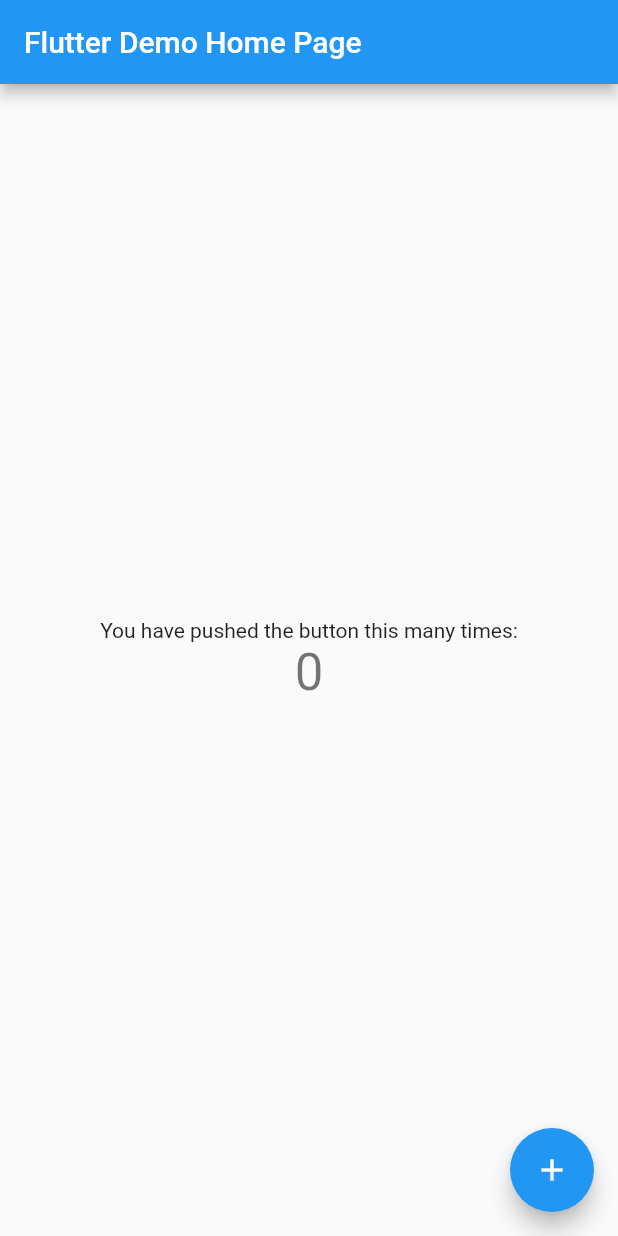
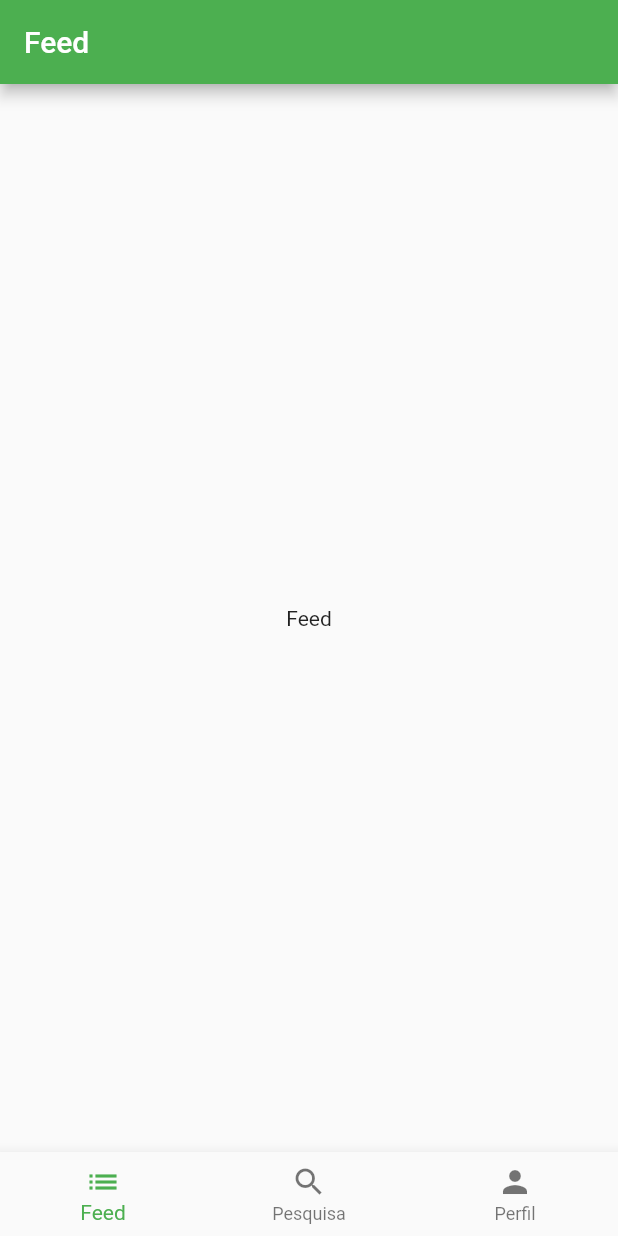
Before and after one commit to adoniaspp/IdFlorestal, a Flutter app: the screen it shows after launch, on a phone screen of 412 x 824 dp. Run offline on Flutter 3.47's test engine with Material 2 defaults, Android fonts, the phone set to English and light mode, and no system bars.

Commit message:
pesquisa iniciada

```diff
--- /dev/null
+++ b/lib/feed.dart
@@ -0,0 +1,15 @@
+import 'package:flutter/material.dart';
+
+class Feed extends StatelessWidget {
+  @override
+  Widget build(BuildContext context) {
+    return Center(
+      child: Column(
+        mainAxisAlignment: MainAxisAlignment.center,
+        children: <Widget>[
+          Text("Feed"),
+        ],
+      ),
+    );
+  }
+}
--- a/lib/main.dart
+++ b/lib/main.dart
@@ -1,111 +1,62 @@
 import 'package:flutter/material.dart';
+import './feed.dart';
+import './pesquisa.dart';
+import './perfil.dart';
 
-void main() => runApp(MyApp());
+void main() => runApp(IdFlorestalApp());
 
-class MyApp extends StatelessWidget {
+class IdFlorestalApp extends StatelessWidget {
   // This widget is the root of your application.
   @override
   Widget build(BuildContext context) {
     return MaterialApp(
-      title: 'Flutter Demo',
+      title: 'IdFlorestal',
       theme: ThemeData(
-        // This is the theme of your application.
-        //
-        // Try running your application with "flutter run". You'll see the
-        // application has a blue toolbar. Then, without quitting the app, try
-        // changing the primarySwatch below to Colors.green and then invoke
-        // "hot reload" (press "r" in the console where you ran "flutter run",
-        // or simply save your changes to "hot reload" in a Flutter IDE).
-        // Notice that the counter didn't reset back to zero; the application
-        // is not restarted.
-        primarySwatch: Colors.blue,
+        primarySwatch: Colors.green,
       ),
-      home: MyHomePage(title: 'Flutter Demo Home Page'),
+      home: Main(),
     );
   }
 }
 
-class MyHomePage extends StatefulWidget {
-  MyHomePage({Key key, this.title}) : super(key: key);
-
-  // This widget is the home page of your application. It is stateful, meaning
-  // that it has a State object (defined below) that contains fields that affect
-  // how it looks.
-
-  // This class is the configuration for the state. It holds the values (in this
-  // case the title) provided by the parent (in this case the App widget) and
-  // used by the build method of the State. Fields in a Widget subclass are
-  // always marked "final".
-
-  final String title;
-
+class Main extends StatefulWidget {
   @override
-  _MyHomePageState createState() => _MyHomePageState();
+  MainState createState() => MainState();
 }
 
-class _MyHomePageState extends State<MyHomePage> {
-  int _counter = 0;
+class MainState extends State<Main> {
+  int _selectedIndex = 0;
+  final _indexTitleMap = <int, String>{
+    0: "Feed",
+    1: "Pesquisa",
+    2: "Perfil"
+  };
+  final _indexWidgetMap = <int, Widget>{
+    0: Feed(),
+    1: Pesquisa(),
+    2: Perfil()
+  };
 
-  void _incrementCounter() {
-    setState(() {
-      // This call to setState tells the Flutter framework that something has
-      // changed in this State, which causes it to rerun the build method below
-      // so that the display can reflect the updated values. If we changed
-      // _counter without calling setState(), then the build method would not be
-      // called again, and so nothing would appear to happen.
-      _counter++;
-    });
-  }
+  String getCurrentTitle() => _indexTitleMap[_selectedIndex];
+  Widget getCurrentWidget() => _indexWidgetMap[_selectedIndex];
+  onTap(int index) => setState(() => _selectedIndex = index);
 
   @override
   Widget build(BuildContext context) {
-    // This method is rerun every time setState is called, for instance as done
-    // by the _incrementCounter method above.
-    //
-    // The Flutter framework has been optimized to make rerunning build methods
-    // fast, so that you can just rebuild anything that needs updating rather
-    // than having to individually change instances of widgets.
     return Scaffold(
       appBar: AppBar(
-        // Here we take the value from the MyHomePage object that was created by
-        // the App.build method, and use it to set our appbar title.
-        title: Text(widget.title),
+        title: Text(getCurrentTitle()),
       ),
-      body: Center(
-        // Center is a layout widget. It takes a single child and positions it
-        // in the middle of the parent.
-        child: Column(
-          // Column is also a layout widget. It takes a list of children and
-          // arranges them vertically. By default, it sizes itself to fit its
-          // children horizontally, and tries to be as tall as its parent.
-          //
-          // Invoke "debug painting" (press "p" in the console, choose the
-          // "Toggle Debug Paint" action from the Flutter Inspector in Android
-          // Studio, or the "Toggle Debug Paint" command in Visual Studio Code)
-          // to see the wireframe for each widget.
-          //
-          // Column has various properties to control how it sizes itself and
-          // how it positions its children. Here we use mainAxisAlignment to
-          // center the children vertically; the main axis here is the vertical
-          // axis because Columns are vertical (the cross axis would be
-          // horizontal).
-          mainAxisAlignment: MainAxisAlignment.center,
-          children: <Widget>[
-            Text(
-              'You have pushed the button this many times:',
-            ),
-            Text(
-              '$_counter',
-              style: Theme.of(context).textTheme.display1,
-            ),
-          ],
-        ),
+      body: getCurrentWidget(),
+      bottomNavigationBar: BottomNavigationBar(
+        items: [
+          BottomNavigationBarItem(icon: Icon(Icons.list), title: Text("Feed")),
+          BottomNavigationBarItem(icon: Icon(Icons.search), title: Text("Pesquisa")),
+          BottomNavigationBarItem(icon: Icon(Icons.person), title: Text("Perfil"))
+        ],
+        currentIndex: _selectedIndex,
+        onTap: onTap,
       ),
-      floatingActionButton: FloatingActionButton(
-        onPressed: _incrementCounter,
-        tooltip: 'Increment',
-        child: Icon(Icons.add),
-      ), // This trailing comma makes auto-formatting nicer for build methods.
     );
   }
 }
--- /dev/null
+++ b/lib/perfil.dart
@@ -0,0 +1,15 @@
+import 'package:flutter/material.dart';
+
+class Perfil extends StatelessWidget {
+  @override
+  Widget build(BuildContext context) {
+    return Center(
+      child: Column(
+        mainAxisAlignment: MainAxisAlignment.center,
+        children: <Widget>[
+          Text("Perfil"),
+        ],
+      ),
+    );
+  }
+}
```
Also changed, not shown: lib/pesquisa.dart (added, +186 -0 lines).
